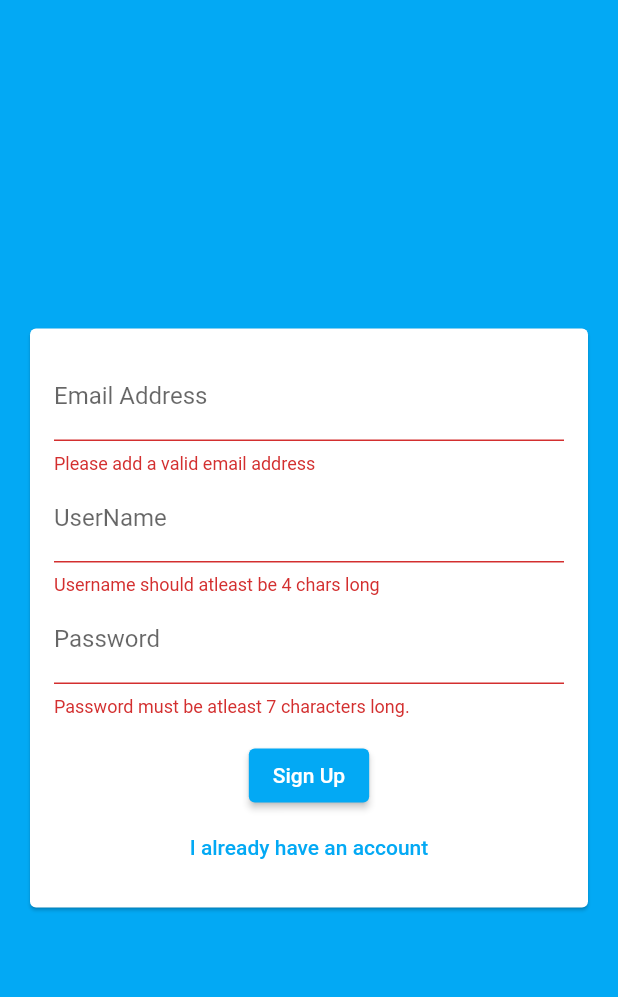
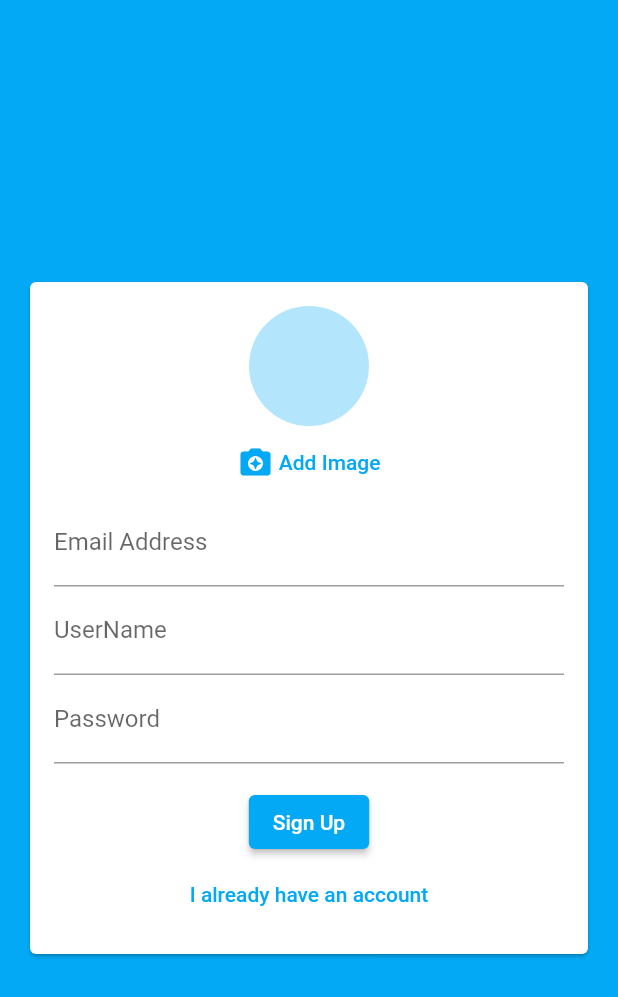
Before and after one commit to mokshchadha/chatapp, a Flutter app: the screen it shows after launch, after a tap on "Sign Up", on a phone screen of 412 x 824 dp. Shown: the top 997 px of the screen. Run offline on Flutter 3.47's test engine with Material 2 defaults, Android fonts, the phone set to English and light mode, and no system bars; our stand-ins replace cloud_firestore, firebase_auth, firebase_core, firebase_storage, image_picker; accounts and stored records are empty.

Commit message:
auth screen image upload and chat screen image showing complete

```diff
--- /dev/null
+++ b/lib/pickers/user_image_picker.dart
@@ -0,0 +1,62 @@
+import 'dart:io';
+import 'package:flutter/material.dart';
+import 'package:image_picker/image_picker.dart';
+import 'package:path_provider/path_provider.dart' as syspaths;
+import 'package:path/path.dart' as path;
+
+class UserImagePicker extends StatefulWidget {
+  Function setPickedImage;
+  UserImagePicker(this.setPickedImage);
+
+  @override
+  State<UserImagePicker> createState() => _UserImagePickerState();
+}
+
+class _UserImagePickerState extends State<UserImagePicker> {
+  var _storedImage;
+
+  void _pickImage() async {
+    final picker = ImagePicker();
+    final imageFile = await picker.getImage(
+      source: ImageSource.camera,
+      imageQuality: 50,
+      maxHeight: 150,
+      maxWidth: 150,
+    );
+    if (imageFile == null) return;
+
+    setState(() {
+      _storedImage = File(imageFile.path);
+    });
+    widget.setPickedImage(File(imageFile.path));
+  }
+
+  @override
+  Widget build(BuildContext context) {
+    return Center(
+      child: Column(
+        mainAxisAlignment: MainAxisAlignment.center,
+        crossAxisAlignment: CrossAxisAlignment.center,
+        children: [
+          CircleAvatar(
+              radius: 40,
+              child: _storedImage != null
+                  ? Image.file(_storedImage,
+                      fit: BoxFit.cover, width: double.infinity)
+                  : null),
+          Center(
+            child: TextButton(
+                onPressed: _pickImage,
+                child: Row(
+                  mainAxisAlignment: MainAxisAlignment.center,
+                  children: const [
+                    Icon(Icons.camera_enhance),
+                    Text(' Add Image')
+                  ],
+                )),
+          )
+        ],
+      ),
+    );
+  }
+}
--- a/lib/screens/auth_screen.dart
+++ b/lib/screens/auth_screen.dart
@@ -1,6 +1,8 @@
+import 'dart:io';
 import 'package:chatapp/widgets/auth/auth_form.dart';
 import 'package:cloud_firestore/cloud_firestore.dart';
 import 'package:firebase_auth/firebase_auth.dart';
+import 'package:firebase_storage/firebase_storage.dart';
 import 'package:flutter/material.dart';
 import 'package:flutter/services.dart';
 
@@ -20,6 +22,7 @@ class _AuthScreenState extends State<AuthScreen> {
     required String userName,
     required String password,
     required bool isLogin,
+    required File image,
     required BuildContext ctx,
   }) async {
     try {
@@ -36,15 +39,24 @@ class _AuthScreenState extends State<AuthScreen> {
           });
           return;
         }
+
         authResult = await _auth.createUserWithEmailAndPassword(
             email: email, password: password);
+
+        final uid = authResult.user?.uid;
+        final ref = FirebaseStorage.instance
+            .ref()
+            .child('user_image')
+            .child('$uid.jpg');
+
+        await ref.putFile(image);
+
+        final url = await ref.getDownloadURL();
+
         FirebaseFirestore.instance
             .collection('users')
             .doc(authResult.user!.uid)
-            .set({
-          'userName': userName,
-          'email': email,
-        });
+            .set({'userName': userName, 'email': email, 'image': url});
         setState(() {
           isLoading = false;
         });
--- a/lib/widgets/auth/auth_form.dart
+++ b/lib/widgets/auth/auth_form.dart
@@ -1,3 +1,6 @@
+import 'dart:io';
+
+import 'package:chatapp/pickers/user_image_picker.dart';
 import 'package:flutter/material.dart';
 
 class AuthForm extends StatefulWidget {
@@ -6,6 +9,7 @@ class AuthForm extends StatefulWidget {
       required String password,
       required String userName,
       required bool isLogin,
+      required File image,
       required BuildContext ctx}) submitAuthForm;
 
   bool isLoading = false;
@@ -21,10 +25,20 @@ class _AuthFormState extends State<AuthForm> {
   String _userEmail = '';
   String _userName = '';
   String _userPassword = '';
+  late File _userImageFile;
 
   bool _isLogin = false;
 
+  void _setPickedImage(File image) {
+    _userImageFile = image;
+  }
+
   void _submit() {
+    if (_userImageFile == null && !_isLogin) {
+      Scaffold.of(context)
+          .showSnackBar(SnackBar(content: Text('Please pick an image ')));
+      return;
+    }
     final isValid = _formKey.currentState != null
         ? _formKey.currentState?.validate()
         : false;
@@ -36,6 +50,7 @@ class _AuthFormState extends State<AuthForm> {
           password: _userPassword.trim(),
           email: _userEmail.trim(),
           userName: _userName.trim(),
+          image: _userImageFile,
           isLogin: _isLogin,
           ctx: context);
     }
@@ -54,6 +69,7 @@ class _AuthFormState extends State<AuthForm> {
               child: Column(
                 mainAxisSize: MainAxisSize.min,
                 children: [
+                  UserImagePicker(_setPickedImage),
                   TextFormField(
                     key: const ValueKey('email'),
                     validator: (value) {
--- a/lib/widgets/chat/messages.dart
+++ b/lib/widgets/chat/messages.dart
@@ -24,6 +24,7 @@ class Messages extends StatelessWidget {
               dynamic messageText = data.docs[idx].get('text');
               dynamic createdAt = data.docs[idx].get('createdAt');
               dynamic sender = data.docs[idx].get('userId');
+              dynamic imageUrl = data.docs[idx].get('imageUrl');
 
               dynamic key =
                   ValueKey(data.docs[idx].reference.id); //to make it optimal
@@ -34,7 +35,8 @@ class Messages extends StatelessWidget {
                     ? MainAxisAlignment.end
                     : MainAxisAlignment.start,
                 children: [
-                  MessageBubble(messageText, createdAt, sender, key: key)
+                  MessageBubble(messageText, createdAt, sender, imageUrl,
+                      key: key)
                 ],
               );
             },
--- a/pubspec.yaml
+++ b/pubspec.yaml
@@ -36,6 +36,10 @@ dependencies:
   cloud_firestore: ^3.4.5
   firebase_core: ^1.21.0
   firebase_auth: ^3.6.4
+  image_picker: ^0.8.5+3
+  path_provider: ^2.0.11
+  firebase_storage: ^10.3.8
+  firebase_messaging: ^13.0.1
 
 dev_dependencies:
   flutter_test:
```
Also changed, not shown: lib/widgets/chat/message_bubble.dart (+9 -12 lines), lib/widgets/chat/new_message.dart (+13 -1 lines), pubspec.lock, 1 other file.
